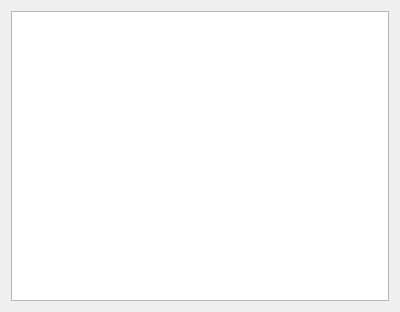
Old version of the form src/tools/ping/pingassistant.ui in the repository x-tools-author/x-tools.
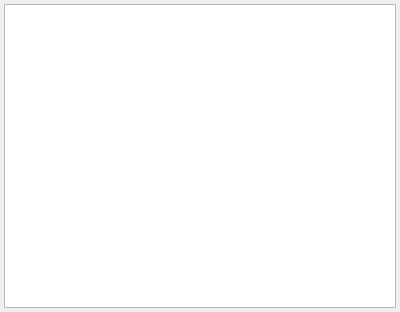
New version of the form.

```diff
--- a/src/tools/ping/pingassistant.ui
+++ b/src/tools/ping/pingassistant.ui
@@ -14,6 +14,21 @@
    <string notr="true">Form</string>
   </property>
   <layout class="QGridLayout" name="gridLayout">
+   <property name="leftMargin">
+    <number>4</number>
+   </property>
+   <property name="topMargin">
+    <number>4</number>
+   </property>
+   <property name="rightMargin">
+    <number>4</number>
+   </property>
+   <property name="bottomMargin">
+    <number>4</number>
+   </property>
+   <property name="spacing">
+    <number>4</number>
+   </property>
    <item row="1" column="0">
     <widget class="QTableWidget" name="tableWidget"/>
    </item>
```
